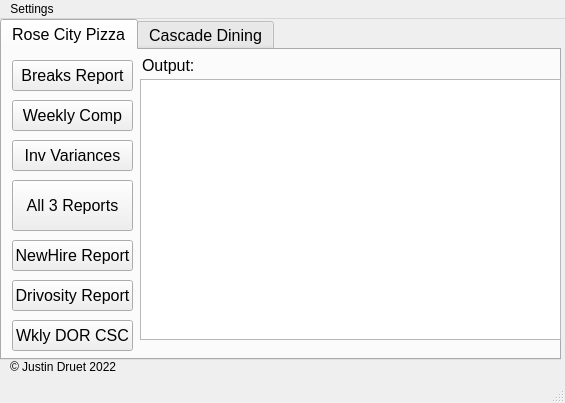
First picture: the form in lib/Main_UI.ui, repository Justind-hub/RoseUtils, before the edit.
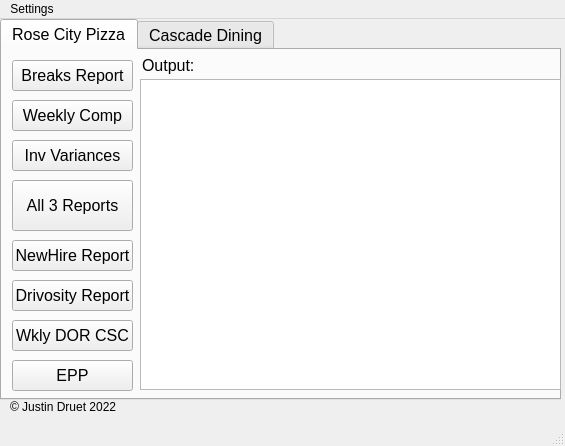
Second picture: the form after the edit. Icons and pictures are not drawn.

Commit message: Added EPP generator to RCP Tab

The edit to the form file:
```diff
--- a/lib/Main_UI.ui
+++ b/lib/Main_UI.ui
@@ -13,7 +13,7 @@
     <x>0</x>
     <y>0</y>
     <width>565</width>
-    <height>403</height>
+    <height>446</height>
    </rect>
   </property>
   <property name="windowTitle">
@@ -33,7 +33,7 @@
       <x>0</x>
       <y>0</y>
       <width>561</width>
-      <height>341</height>
+      <height>381</height>
      </rect>
     </property>
     <property name="font">
@@ -176,6 +176,19 @@
        <string>Wkly DOR CSC</string>
       </property>
      </widget>
+     <widget class="QPushButton" name="btn_epp">
+      <property name="geometry">
+       <rect>
+        <x>10</x>
+        <y>310</y>
+        <width>121</width>
+        <height>31</height>
+       </rect>
+      </property>
+      <property name="text">
+       <string>EPP</string>
+      </property>
+     </widget>
     </widget>
     <widget class="QWidget" name="ccd">
      <attribute name="title">
@@ -286,7 +299,7 @@
     <property name="geometry">
      <rect>
       <x>10</x>
-      <y>340</y>
+      <y>380</y>
       <width>131</width>
       <height>16</height>
      </rect>
@@ -301,7 +314,7 @@
       <x>140</x>
       <y>60</y>
       <width>421</width>
-      <height>261</height>
+      <height>311</height>
      </rect>
     </property>
     <property name="font">
```
The commit also changes 2 other files.
